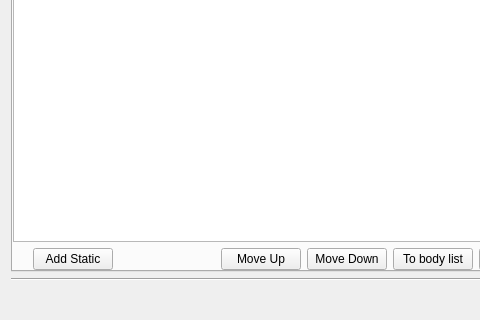
janelia-flyem/NeuTu, file neurolabi/gui/dialogs/flyembodyinfodialog.ui: the form before one commit; both pictures show x 0 to 480 and y 523 to 843 of the 744 by 843 pixel window.
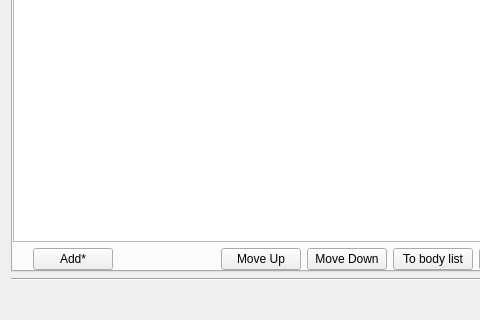
The form after the commit. The open tabs and pages were chosen to show the change.

What changed in the file:
```diff
--- a/neurolabi/gui/dialogs/flyembodyinfodialog.ui
+++ b/neurolabi/gui/dialogs/flyembodyinfodialog.ui
@@ -361,7 +361,7 @@
          <item>
           <widget class="QPushButton" name="addColorMapPushButton">
            <property name="text">
-            <string>Add Static</string>
+            <string>Add*</string>
            </property>
           </widget>
          </item>
```
Left out of the diff: 5 changed lines with no effect on the pictures.
